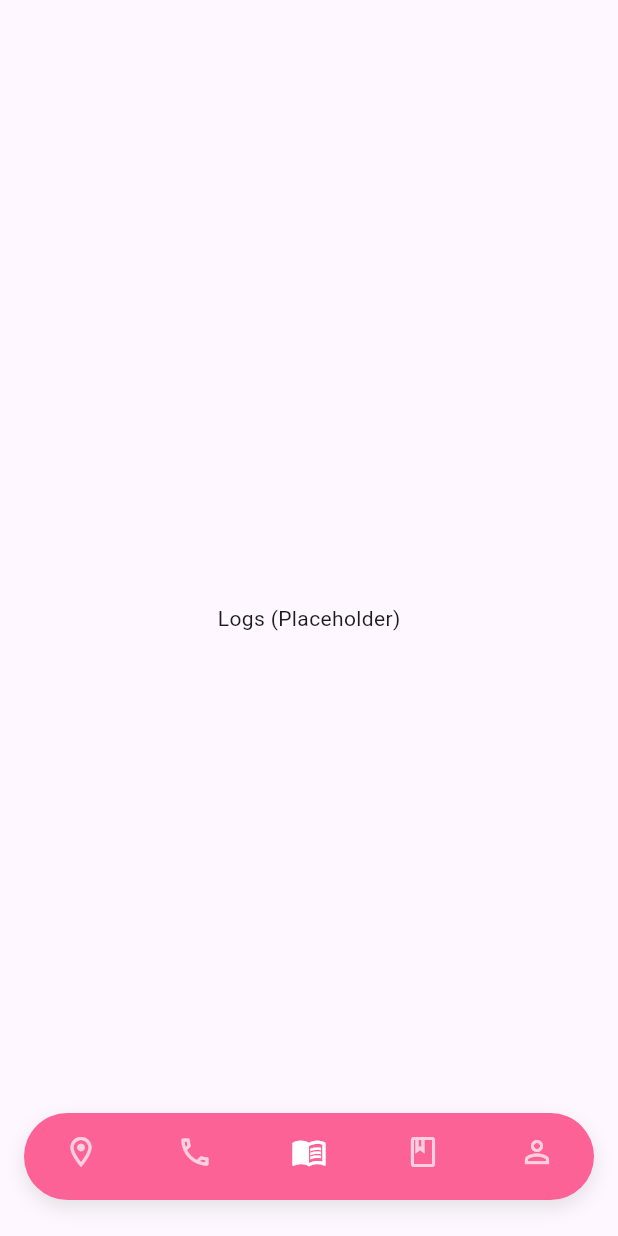
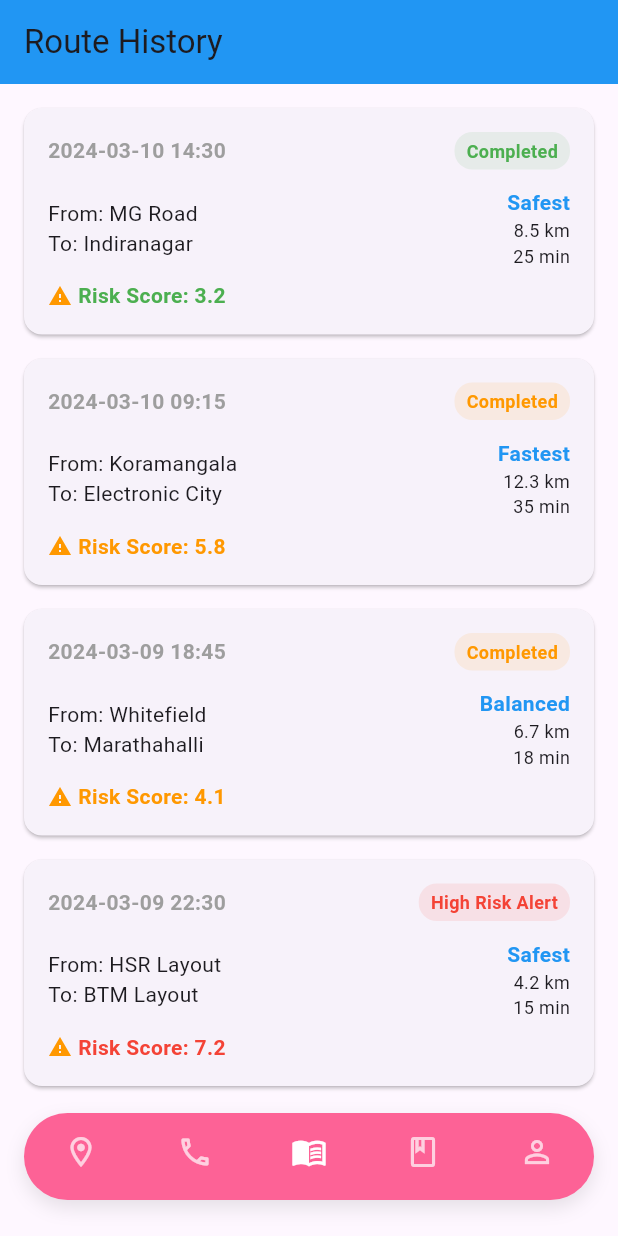
Before and after one commit to ApoorvaBodas123/saferoute, a Flutter app: the MainNavigationScreen screen opened directly, item 3 of the bottom bar chosen, on a phone screen of 412 x 824 dp. Run offline on Flutter 3.47's test engine with Material 3 defaults, Android fonts, the phone set to English and light mode, and no system bars; our stand-ins replace flutter_local_notifications, flutter_map, latlong2, location, permission_handler, shared_preferences and 1 more; missing offline and left inert: flutter_callkit_incoming, record; accounts and stored records are empty.

Commit message:
helo ,logs ,contacts and ui changes

```diff
--- /dev/null
+++ b/frontend/lib/screens/logs_screen.dart
@@ -0,0 +1,167 @@
+import 'package:flutter/material.dart';
+
+class LogsScreen extends StatelessWidget {
+  const LogsScreen({super.key});
+
+  @override
+  Widget build(BuildContext context) {
+    return Scaffold(
+      appBar: AppBar(
+        title: const Text('Route History'),
+        backgroundColor: Colors.blue,
+      ),
+      body: ListView(
+        padding: const EdgeInsets.all(16),
+        children: [
+          // Sample route logs
+          _buildRouteLog(
+            date: '2024-03-10',
+            time: '14:30',
+            from: 'MG Road',
+            to: 'Indiranagar',
+            strategy: 'Safest',
+            riskScore: 3.2,
+            distance: 8.5,
+            duration: 25,
+            status: 'Completed',
+          ),
+          _buildRouteLog(
+            date: '2024-03-10',
+            time: '09:15',
+            from: 'Koramangala',
+            to: 'Electronic City',
+            strategy: 'Fastest',
+            riskScore: 5.8,
+            distance: 12.3,
+            duration: 35,
+            status: 'Completed',
+          ),
+          _buildRouteLog(
+            date: '2024-03-09',
+            time: '18:45',
+            from: 'Whitefield',
+            to: 'Marathahalli',
+            strategy: 'Balanced',
+            riskScore: 4.1,
+            distance: 6.7,
+            duration: 18,
+            status: 'Completed',
+          ),
+          _buildRouteLog(
+            date: '2024-03-09',
+            time: '22:30',
+            from: 'HSR Layout',
+            to: 'BTM Layout',
+            strategy: 'Safest',
+            riskScore: 7.2,
+            distance: 4.2,
+            duration: 15,
+            status: 'High Risk Alert',
+          ),
+        ],
+      ),
+    );
+  }
+
+  Widget _buildRouteLog({
+    required String date,
+    required String time,
+    required String from,
+    required String to,
+    required String strategy,
+    required double riskScore,
+    required double distance,
+    required int duration,
+    required String status,
+  }) {
+    Color riskColor = riskScore < 4 ? Colors.green :
+                    riskScore < 7 ? Colors.orange : Colors.red;
+
+    return Card(
+      margin: const EdgeInsets.only(bottom: 16),
+      child: Padding(
+        padding: const EdgeInsets.all(16),
+        child: Column(
+          crossAxisAlignment: CrossAxisAlignment.start,
+          children: [
+            Row(
+              mainAxisAlignment: MainAxisAlignment.spaceBetween,
+              children: [
+                Text(
+                  '$date $time',
+                  style: const TextStyle(
+                    fontWeight: FontWeight.bold,
+                    color: Colors.grey,
+                  ),
+                ),
+                Container(
+                  padding: const EdgeInsets.symmetric(horizontal: 8, vertical: 4),
+                  decoration: BoxDecoration(
+                    color: riskColor.withOpacity(0.1),
+                    borderRadius: BorderRadius.circular(12),
+                  ),
+                  child: Text(
+                    status,
+                    style: TextStyle(
+                      color: riskColor,
+                      fontWeight: FontWeight.bold,
+                      fontSize: 12,
+                    ),
+                  ),
+                ),
+              ],
+            ),
+            const SizedBox(height: 12),
+            Row(
+              children: [
+                Expanded(
+                  child: Column(
+                    crossAxisAlignment: CrossAxisAlignment.start,
+                    children: [
+                      Text('From: $from', style: const TextStyle(fontSize: 14)),
+                      Text('To: $to', style: const TextStyle(fontSize: 14)),
+                    ],
+                  ),
+                ),
+                Column(
+                  crossAxisAlignment: CrossAxisAlignment.end,
+                  children: [
+                    Text(
+                      strategy,
+                      style: const TextStyle(
+                        fontWeight: FontWeight.bold,
+                        color: Colors.blue,
+                      ),
+                    ),
+                    Text(
+                      '${distance.toStringAsFixed(1)} km',
+                      style: const TextStyle(fontSize: 12),
+                    ),
+                    Text(
+                      '${duration} min',
+                      style: const TextStyle(fontSize: 12),
+                    ),
+                  ],
+                ),
+              ],
+            ),
+            const SizedBox(height: 8),
+            Row(
+              children: [
+                const Icon(Icons.warning, size: 16, color: Colors.orange),
+                const SizedBox(width: 4),
+                Text(
+                  'Risk Score: ${riskScore.toStringAsFixed(1)}',
+                  style: TextStyle(
+                    color: riskColor,
+                    fontWeight: FontWeight.bold,
+                  ),
+                ),
+              ],
+            ),
+          ],
+        ),
+      ),
+    );
+  }
+}
--- a/frontend/lib/screens/main_navigation_screen.dart
+++ b/frontend/lib/screens/main_navigation_screen.dart
@@ -1,6 +1,9 @@
 import 'package:flutter/material.dart';
 import 'map_screen.dart';
 import 'profile_screen.dart';
+import 'contacts_screen.dart';
+import 'logs_screen.dart';
+import 'help_screen.dart';
 
 class MainNavigationScreen extends StatefulWidget {
   const MainNavigationScreen({super.key});
@@ -14,9 +17,9 @@ class _MainNavigationScreenState extends State<MainNavigationScreen> {
 
   final List<Widget> _screens = [
     const MapScreen(),
-    const Center(child: Text("Contacts (Placeholder)")), // Dummy for other tabs
-    const Center(child: Text("Logs (Placeholder)")),     // Dummy
-    const Center(child: Text("Help (Placeholder)")),     // Dummy
+    const ContactsScreen(), // Dummy for other tabs
+    const LogsScreen(),     // Dummy
+    const HelpScreen(),     // Dummy
     const ProfileScreen(),
   ];
 
--- a/frontend/lib/screens/map_screen.dart
+++ b/frontend/lib/screens/map_screen.dart
@@ -461,7 +461,7 @@ class _MapScreenState extends State<MapScreen> {
           // 4. Status Indicator bar & Route Details Panel
           if (activeRouteData != null && !isMLRouteLoading)
              Positioned(
-               bottom: 120, // Sit just above the bottom navigation bar
+               bottom: 80, // Sit just above the bottom navigation bar
                left: 16,
                right: 16,
                child: Container(
```
Also changed, not shown: frontend/lib/screens/contacts_screen.dart (added, +129 -0 lines), frontend/lib/screens/help_screen.dart (added, +141 -0 lines), 4 other files.
